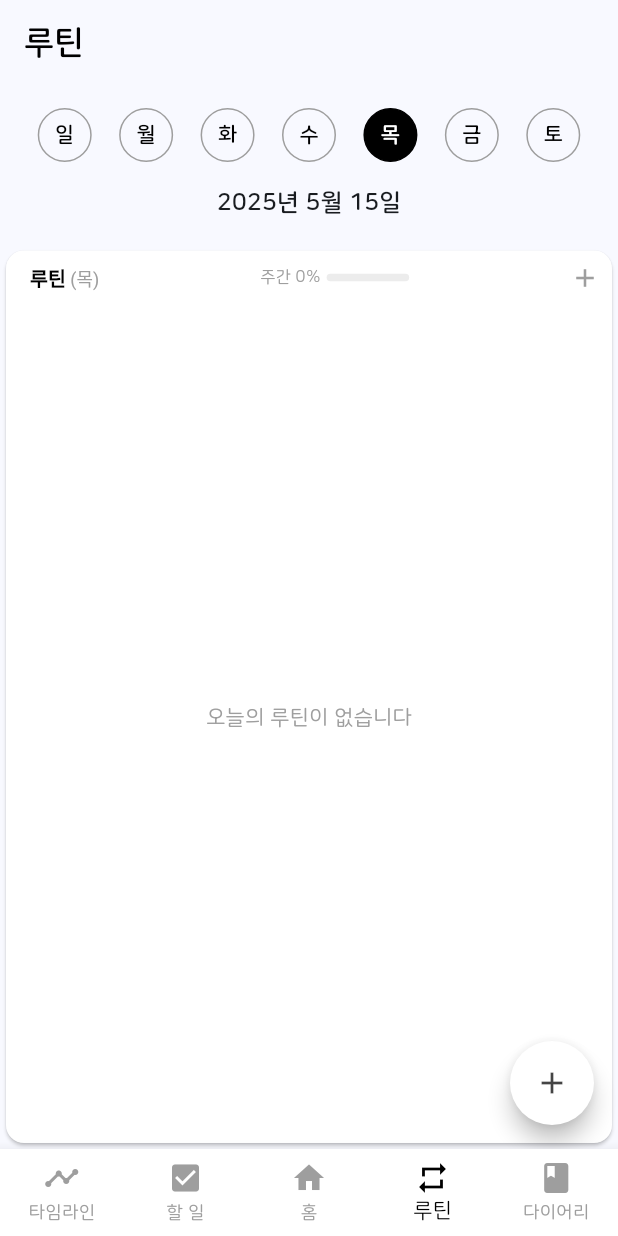
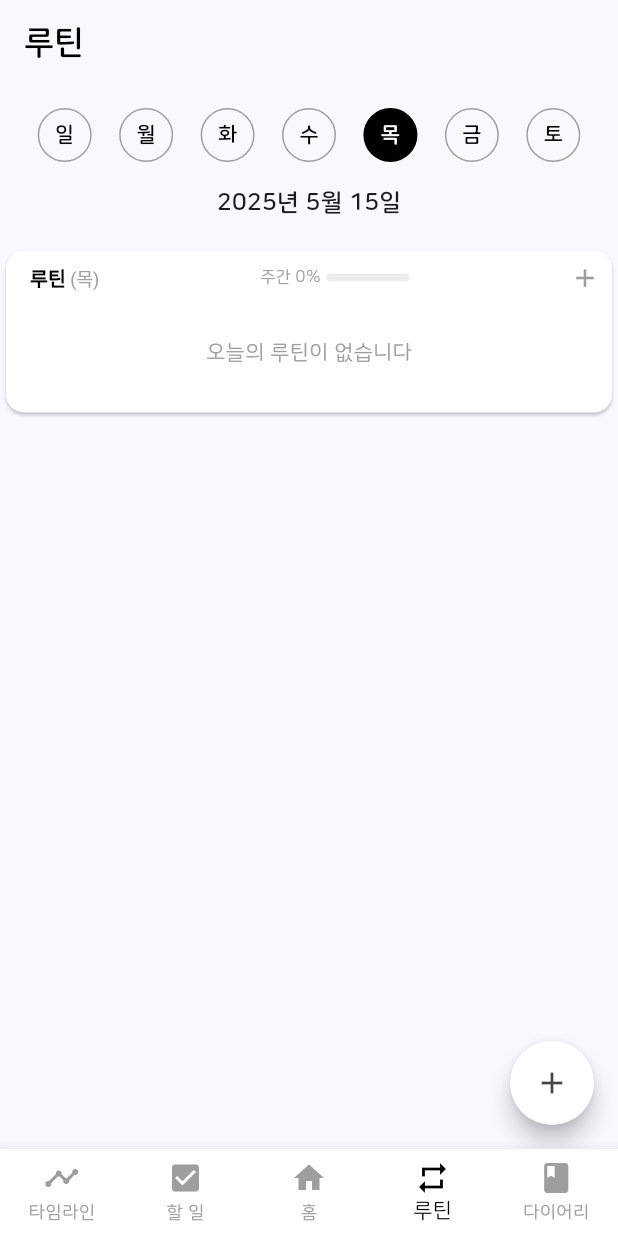
Before and after one commit to huiriric/tagiary, a Flutter app: the screen it shows after launch, item 4 of the bottom bar chosen, on a phone screen of 412 x 824 dp. Run offline on Flutter 3.47's test engine with Material 3 defaults, Android fonts, the phone set to English and light mode, and no system bars; our stand-ins replace fluttertoast, hive, hive_flutter, shared_preferences; accounts and stored records are empty; generated files the repository leaves out were written again.

Commit message:
부모 위젯에 따른 루틴 위젯 표시 방식 개선

```diff
--- a/lib/screens/routine_screen.dart
+++ b/lib/screens/routine_screen.dart
@@ -130,10 +130,8 @@ class _RoutineScreenState extends State<RoutineScreen> {
           ),
 
           // 루틴 위젯 사용
-          Expanded(
-            child: TodoRoutineWidget(
-              date: _selectedDate,
-            ),
+          TodoRoutineWidget(
+            date: _selectedDate,
           ),
         ],
       ),
--- a/lib/todo_routine_widget/todo_routine_widget.dart
+++ b/lib/todo_routine_widget/todo_routine_widget.dart
@@ -107,6 +107,7 @@ class _TodoRoutineWidgetState extends State<TodoRoutineWidget> {
         color: Colors.white,
         child: Column(
           crossAxisAlignment: CrossAxisAlignment.start,
+          mainAxisSize: widget.fromMain == false ? MainAxisSize.min : MainAxisSize.max,
           children: [
             Padding(
               padding: const EdgeInsets.only(top: 8, left: 16, right: 8),
@@ -175,10 +176,11 @@ class _TodoRoutineWidgetState extends State<TodoRoutineWidget> {
               ),
             ),
             if (filteredRoutines.isEmpty)
-              Expanded(
+              Padding(
+                padding: const EdgeInsets.symmetric(vertical: 30),
                 child: Center(
                   child: Text(
-                    _isToday ? '오늘의 루틴이 없습니다' : '${_displayDate.month}월 ${_displayDate.day}일 루틴이 없습니다',
+                    _isToday ? '오늘의 루틴이 없습니다' : '${dayLabels[_displayDate.weekday % 7]}요일 루틴이 없습니다',
                     style: const TextStyle(
                       color: Colors.grey,
                       fontSize: 14,
@@ -186,9 +188,23 @@ class _TodoRoutineWidgetState extends State<TodoRoutineWidget> {
                   ),
                 ),
               )
+            else if (widget.fromMain == true)
+              Expanded(child: routineList(filteredRoutines))
             else
-              Expanded(
-                child: ListView.builder(
+              Padding(
+                padding: const EdgeInsets.symmetric(vertical: 10.0),
+                child: routineList(filteredRoutines),
+              )
+          ],
+        ),
+      ),
+    );
+  }
+
+  Widget routineList(List<CheckRoutineItem> filteredRoutines) {
+    return ListView.builder(
+      shrinkWrap: widget.fromMain == false ? true : false,
+      physics: widget.fromMain == false ? const NeverScrollableScrollPhysics() : const AlwaysScrollableScrollPhysics(),
       padding: const EdgeInsets.symmetric(vertical: 0, horizontal: 0),
       itemCount: filteredRoutines.length,
       itemBuilder: (context, index) {
@@ -215,7 +231,7 @@ class _TodoRoutineWidgetState extends State<TodoRoutineWidget> {
                 FutureBuilder<double>(
                   future: _getRoutineMonthlyCompletionRate(routine.id),
                   builder: (context, snapshot) {
-                                if (snapshot.hasData && snapshot.data! > 0) {
+                    if (snapshot.hasData) {
                       return SizedBox(
                         width: 110,
                         // margin: const EdgeInsets.only(right: 8.0),
@@ -266,6 +282,11 @@ class _TodoRoutineWidgetState extends State<TodoRoutineWidget> {
                       onChanged: (value) => _showToast('오늘의 루틴만 체크할 수 있습니다'),
                       shape: const CircleBorder(),
                       activeColor: Color(routine.colorValue),
+                      // 테두리 색상 설정
+                      side: BorderSide(
+                        color: isCompleted ? Colors.transparent : Color(routine.colorValue),
+                        width: 2,
+                      ),
                     );
                   },
                 ),
@@ -290,11 +311,6 @@ class _TodoRoutineWidgetState extends State<TodoRoutineWidget> {
           },
         );
       },
-                ),
-              ),
-          ],
-        ),
-      ),
     );
   }
 
@@ -355,6 +371,7 @@ class _TodoRoutineWidgetState extends State<TodoRoutineWidget> {
     // 각 루틴별로 계산
     for (final routine in routines) {
       // 요일 정보가 없는 경우 기본값 처리
+      print(routine.content);
       List<bool> daysOfWeek = routine.daysOfWeek;
       if (daysOfWeek.length != 7) {
         daysOfWeek = List.generate(7, (index) => true);
@@ -364,6 +381,7 @@ class _TodoRoutineWidgetState extends State<TodoRoutineWidget> {
       int routineScheduledDays = 0;
 
       // 이번 주의 일요일부터 토요일까지의 모든 날짜 확인
+      print(daysOfWeek);
       for (int i = 0; i < 7; i++) {
         final date = firstDayOfWeek.add(Duration(days: i));
         final dayOfWeek = date.weekday % 7; // 0(일)~6(토)
@@ -377,7 +395,7 @@ class _TodoRoutineWidgetState extends State<TodoRoutineWidget> {
       }
 
       totalScheduledDays += routineScheduledDays;
-
+      print(totalScheduledDays);
       // 해당 루틴의 모든 완료 기록 가져오기
       final allHistory = _historyRepository.getHistoryForRoutine(routine.id);
 
@@ -398,6 +416,7 @@ class _TodoRoutineWidgetState extends State<TodoRoutineWidget> {
     if (totalScheduledDays == 0) return 0.0;
 
     // 달성률 계산 (총 완료된 루틴 / 이번 주 예정된 루틴)
+    print('주간 달성률: $totalCompleted / $totalScheduledDays');
     return totalCompleted / totalScheduledDays;
   }
 
```
Lines whose indentation alone changed are shown as unchanged.
